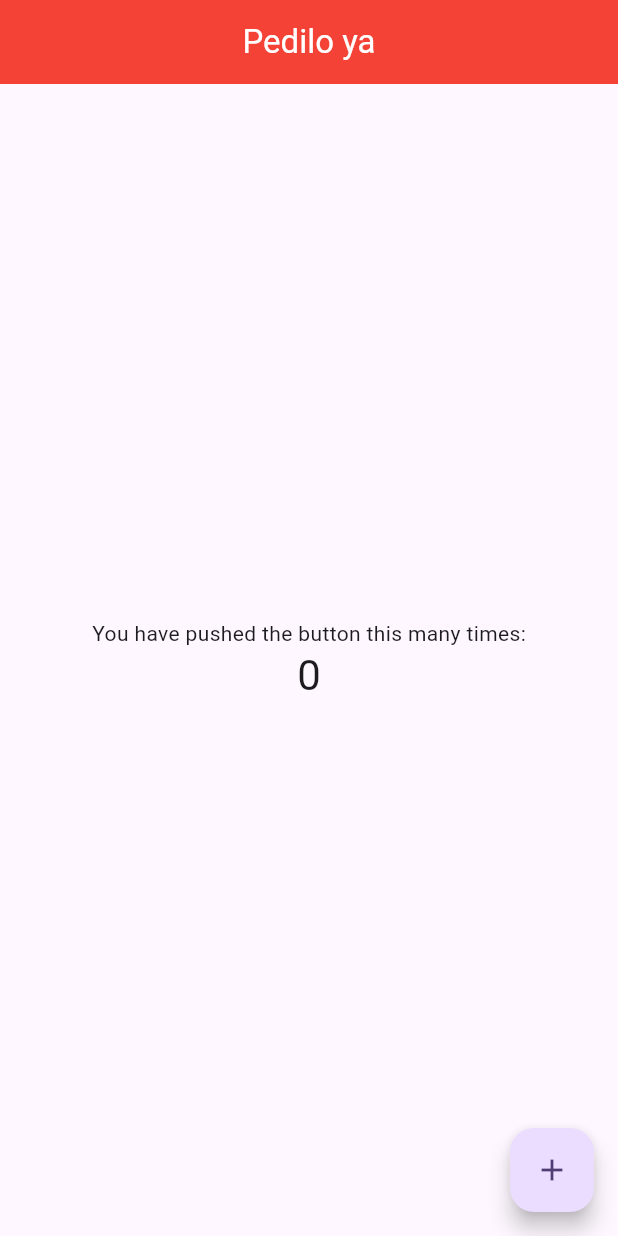
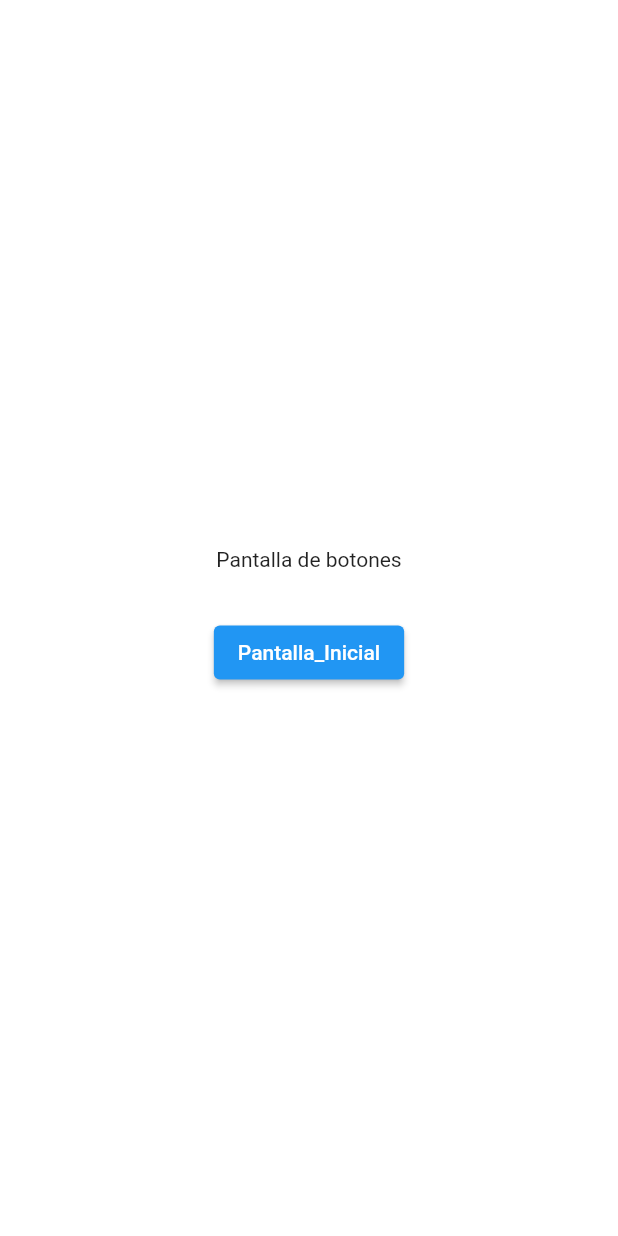
Before and after one commit to SantiagusOK/PediloYaApp, a Flutter app: the screen it shows after launch, on a phone screen of 412 x 824 dp. Run offline on Flutter 3.47's test engine with Material 2 defaults, Android fonts, the phone set to English and light mode, and no system bars; our stand-ins replace go_router.

Commit message:
se agrego pantallas(inicio,login)

```diff
--- a/lib/main.dart
+++ b/lib/main.dart
@@ -1,4 +1,5 @@
 import 'package:flutter/material.dart';
+import 'package:pedilo_ya/rutas.dart';
 
 void main() {
   runApp(const MyApp());
@@ -7,125 +8,10 @@ void main() {
 class MyApp extends StatelessWidget {
   const MyApp({super.key});
 
-  // This widget is the root of your application.
   @override
   Widget build(BuildContext context) {
-    return MaterialApp(
-      title: 'Flutter Demo',
-      theme: ThemeData(
-        // This is the theme of your application.
-        //
-        // TRY THIS: Try running your application with "flutter run". You'll see
-        // the application has a blue toolbar. Then, without quitting the app,
-        // try changing the seedColor in the colorScheme below to Colors.green
-        // and then invoke "hot reload" (save your changes or press the "hot
-        // reload" button in a Flutter-supported IDE, or press "r" if you used
-        // the command line to start the app).
-        //
-        // Notice that the counter didn't reset back to zero; the application
-        // state is not lost during the reload. To reset the state, use hot
-        // restart instead.
-        //
-        // This works for code too, not just values: Most code changes can be
-        // tested with just a hot reload.
-        colorScheme: ColorScheme.fromSeed(seedColor: Colors.deepPurple),
-        useMaterial3: true,
-      ),
-      home: const MyHomePage(title: 'Flutter Demo Home Page'),
+    return MaterialApp.router(
+      routerConfig: router,
     );
   }
 }
-
-class MyHomePage extends StatefulWidget {
-  const MyHomePage({super.key, required this.title});
-
-  // This widget is the home page of your application. It is stateful, meaning
-  // that it has a State object (defined below) that contains fields that affect
-  // how it looks.
-
-  // This class is the configuration for the state. It holds the values (in this
-  // case the title) provided by the parent (in this case the App widget) and
-  // used by the build method of the State. Fields in a Widget subclass are
-  // always marked "final".
-
-  final String title;
-
-  @override
-  State<MyHomePage> createState() => _MyHomePageState();
-}
-
-class _MyHomePageState extends State<MyHomePage> {
-  int _counter = 0;
-
-  void _incrementCounter() {
-    setState(() {
-      // This call to setState tells the Flutter framework that something has
-      // changed in this State, which causes it to rerun the build method below
-      // so that the display can reflect the updated values. If we changed
-      // _counter without calling setState(), then the build method would not be
-      // called again, and so nothing would appear to happen.
-      _counter++;
-    });
-  }
-
-  @override
-  Widget build(BuildContext context) {
-    // This method is rerun every time setState is called, for instance as done
-    // by the _incrementCounter method above.
-    //
-    // The Flutter framework has been optimized to make rerunning build methods
-    // fast, so that you can just rebuild anything that needs updating rather
-    // than having to individually change instances of widgets.
-    return Scaffold(
-      appBar: AppBar(
-          // TRY THIS: Try changing the color here to a specific color (to
-          // Colors.amber, perhaps?) and trigger a hot reload to see the AppBar
-          // change color while the other colors stay the same.
-          backgroundColor: Colors.red,
-          // Here we take the value from the MyHomePage object that was created by
-          // the App.build method, and use it to set our appbar title.
-          title: const Center(
-            child: Text(
-              'Pedilo ya',
-              style: TextStyle(
-                color: Colors.white,
-              ),
-            ),
-          )),
-      body: Center(
-        // Center is a layout widget. It takes a single child and positions it
-        // in the middle of the parent.
-        child: Column(
-          // Column is also a layout widget. It takes a list of children and
-          // arranges them vertically. By default, it sizes itself to fit its
-          // children horizontally, and tries to be as tall as its parent.
-          //
-          // Column has various properties to control how it sizes itself and
-          // how it positions its children. Here we use mainAxisAlignment to
-          // center the children vertically; the main axis here is the vertical
-          // axis because Columns are vertical (the cross axis would be
-          // horizontal).
-          //
-          // TRY THIS: Invoke "debug painting" (choose the "Toggle Debug Paint"
-          // action in the IDE, or press "p" in the console), to see the
-          // wireframe for each widget.
-          mainAxisAlignment: MainAxisAlignment.center,
-          children: <Widget>[
-            const Text(
-              'You have pushed the button this many times:',
-            ),
-            Text(
-              '$_counter',
-              style: Theme.of(context).textTheme.headlineMedium,
-            ),
-          ],
-        ),
-      ),
-      floatingActionButton: FloatingActionButton(
-        onPressed: _incrementCounter,
-        tooltip: 'Increment',
-        child: const Icon(Icons.add),
-      ), // This trailing comma makes auto-formatting nicer for build methods.
-    );
-  }
-}
--- /dev/null
+++ b/lib/pagina_pantalla.dart
@@ -0,0 +1,43 @@
+import 'package:flutter/material.dart';
+import 'package:pedilo_ya/rutas.dart';
+
+class PagePantallas extends StatelessWidget {
+  const PagePantallas({super.key});
+
+  @override
+  Widget build(BuildContext context) {
+    return const MaterialApp(
+      home: PaginaBotones(),
+    );
+  }
+}
+
+class PaginaBotones extends StatefulWidget {
+  const PaginaBotones({super.key});
+
+  @override
+  State<PaginaBotones> createState() => _PaginaBotonesState();
+}
+
+class _PaginaBotonesState extends State<PaginaBotones> {
+  @override
+  Widget build(BuildContext context) {
+    return Scaffold(
+      backgroundColor: Colors.white,
+      body: Center(
+        child: Column(
+          mainAxisAlignment: MainAxisAlignment.center,
+          children: [
+            const Text('Pantalla de botones'),
+            const SizedBox(height: 30),
+            ElevatedButton(
+                onPressed: () {
+                  router.goNamed(Pages.pageInicio.name);
+                },
+                child: const Text('Pantalla_Inicial')),
+          ],
+        ),
+      ),
+    );
+  }
+}
--- /dev/null
+++ b/lib/rutas.dart
@@ -0,0 +1,32 @@
+import 'package:go_router/go_router.dart';
+import 'package:pedilo_ya/page_inicio.dart';
+import 'package:pedilo_ya/page_login.dart';
+import 'package:pedilo_ya/pagina_pantalla.dart';
+
+enum Pages { pageBotones, pageInicio, pageLogin }
+
+GoRouter router =
+    GoRouter(debugLogDiagnostics: true, initialLocation: '/', routes: [
+  GoRoute(
+      name: Pages.pageBotones.name,
+      path: '/',
+      builder: (context, state) {
+        return const PagePantallas();
+      },
+      routes: [
+        GoRoute(
+          name: Pages.pageInicio.name,
+          path: 'inicio',
+          builder: (context, state) {
+            return const PageInicio();
+          },
+        ),
+        GoRoute(
+          name: Pages.pageLogin.name,
+          path: 'login',
+          builder: (context, state) {
+            return const PageLogin();
+          },
+        ),
+      ])
+]);
--- a/pubspec.yaml
+++ b/pubspec.yaml
@@ -1,4 +1,4 @@
-name: flutter_application_1
+name: pedilo_ya
 description: A new Flutter project.
 # The following line prevents the package from being accidentally published to
 # pub.dev using `flutter pub publish`. This is preferred for private packages.
@@ -35,6 +35,7 @@ dependencies:
   # The following adds the Cupertino Icons font to your application.
   # Use with the CupertinoIcons class for iOS style icons.
   cupertino_icons: ^1.0.2
+  go_router: ^10.1.0
 
 dev_dependencies:
   flutter_test:
```
Also changed, not shown: lib/page_inicio.dart (added, +50 -0 lines), lib/page_login.dart (added, +90 -0 lines), pubspec.lock, 1 other file.
